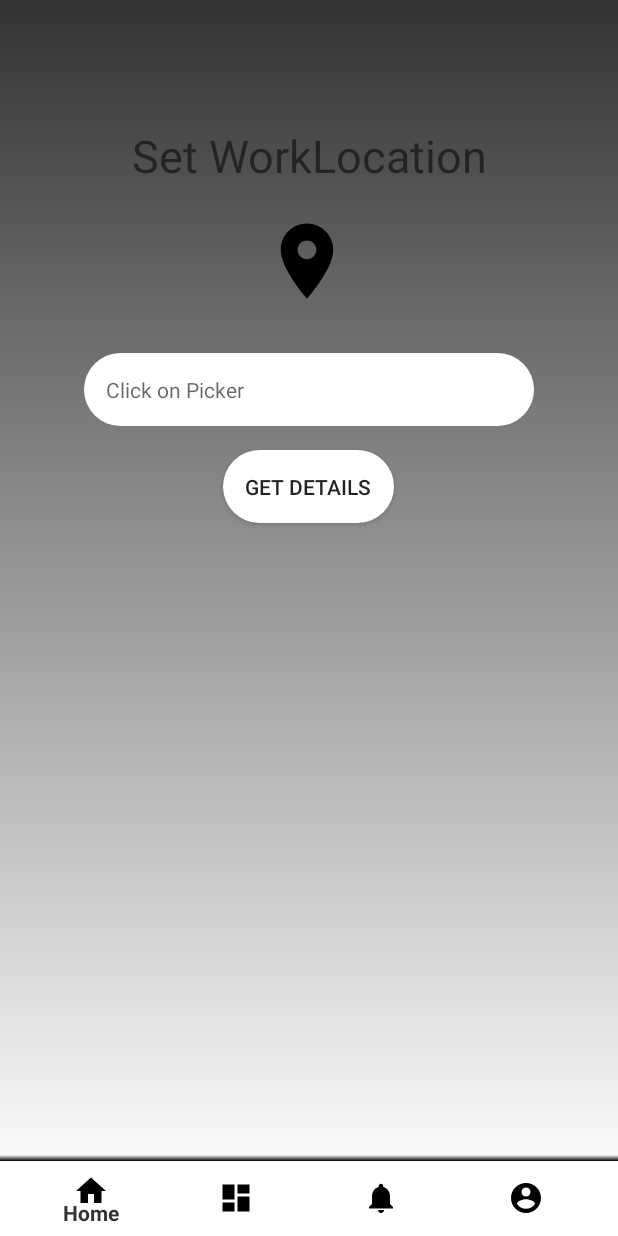
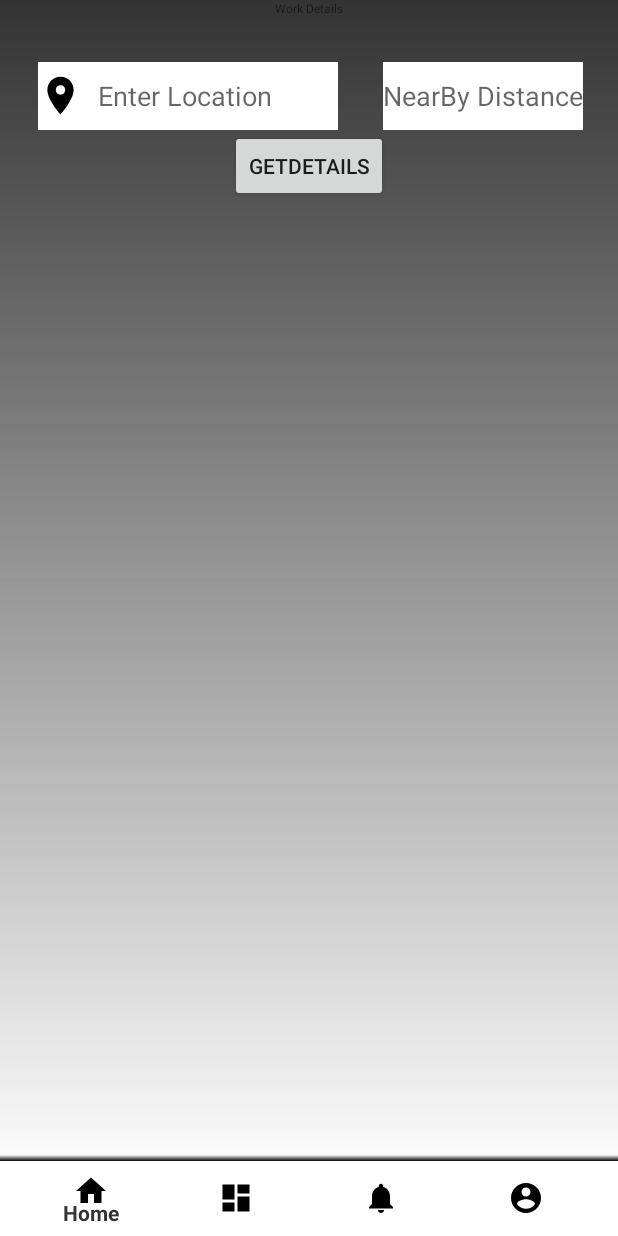
Before and after one commit to Jaeykurapati/WorkDone1.0, an Android app: the fragment Cengineer placed in its activity, on a phone screen of 412 x 824 dp. Run offline under Robolectric (Android 15) with nearby library versions, the phone set to English and light mode, and no system bars; our stand-ins replace Firebase (no records; nobody signed in at launch, a user with empty details on screens opened directly); libraries missing offline, so code that uses them is left out: com.firebase.geofire.

Commit message:
Recycler View Done

```diff
--- a/app/build.gradle
+++ b/app/build.gradle
@@ -38,6 +38,7 @@ dependencies {
     implementation 'com.google.firebase:firebase-auth:16.1.0'
     implementation 'com.android.support:cardview-v7:28.0.0'
     implementation "com.google.android.gms:play-services-gcm:11.8.0"
+    implementation 'com.android.support:recyclerview-v7:28.0.0'
     implementation "com.google.android.gms:play-services-auth:11.8.0"
     implementation 'com.firebase:geofire-android:2.3.1'
     implementation 'com.google.firebase:firebase-auth:16.0.4'
--- a/app/src/main/java/com/workdone/svec/Cengineer.java
+++ b/app/src/main/java/com/workdone/svec/Cengineer.java
@@ -8,17 +8,20 @@ import android.os.Bundle;
 import android.support.annotation.NonNull;
 import android.support.v4.app.ActivityCompat;
 import android.support.v4.app.Fragment;
+import android.support.v7.widget.LinearLayoutManager;
+import android.support.v7.widget.RecyclerView;
 import android.view.LayoutInflater;
 import android.view.View;
 import android.view.ViewGroup;
 import android.widget.Button;
+import android.widget.EditText;
 import android.widget.TextView;
 import android.widget.Toast;
 
 import com.firebase.geofire.GeoFire;
 import com.firebase.geofire.GeoLocation;
 import com.firebase.geofire.GeoQuery;
-import com.firebase.geofire.GeoQueryEventListener;
+import com.firebase.geofire.GeoQueryDataEventListener;
 import com.google.android.gms.common.GooglePlayServicesNotAvailableException;
 import com.google.android.gms.common.GooglePlayServicesRepairableException;
 import com.google.android.gms.location.places.Place;
@@ -26,25 +29,34 @@ import com.google.android.gms.location.places.ui.PlacePicker;
 import com.google.android.gms.maps.model.LatLng;
 import com.google.firebase.database.DataSnapshot;
 import com.google.firebase.database.DatabaseError;
+import com.google.firebase.database.DatabaseReference;
 import com.google.firebase.database.FirebaseDatabase;
 import com.google.firebase.database.ValueEventListener;
 
-import java.util.List;
+import java.util.ArrayList;
+import java.util.LinkedHashSet;
+import java.util.Set;
 
 import static android.app.Activity.RESULT_OK;
 
 public class Cengineer extends Fragment {
     private static final int MY_PERMISSION_FINE_LOCATION = 101;
-    public String nn="";
     int PLACE_PICKER_REQUEST = 1;
-    Double lat,lag;
-    List<String> list;
+    Double lat,lag,distance=0.0;
+    String[] array;
     Button details;
-    String str,name;
+    String str="",name,fin="";
     FirebaseDatabase database;
+    DatabaseReference db;
+    Set<String> set=new LinkedHashSet<String>();
     public PlacePicker.IntentBuilder builder = new PlacePicker.IntentBuilder();
-    TextView loc,loc1;
+    TextView loc;
+    EditText dist;
+    private RecyclerView mRecyclerView;
+    private TextView uname;
+    private TextView email;
     private GeoFire geoFire;
+    private MyAdapter mListadapter;
     private LatLng temp;
 
     @Override
@@ -52,12 +64,14 @@ public class Cengineer extends Fragment {
                              Bundle savedInstanceState) {
         // Inflate the layout for this fragment
         View myview= inflater.inflate(R.layout.fragment_cengineer, container, false);
+        mRecyclerView = (RecyclerView) myview.findViewById(R.id.recycleview);
+        ArrayList data = new ArrayList<User>();
         loc=(TextView) myview.findViewById(R.id.location);
-        loc1=(TextView) myview.findViewById(R.id.location1);
         details=(Button) myview.findViewById(R.id.details);
         loc.setOnClickListener(new View.OnClickListener() {
             @Override
             public void onClick(View v) {
+                set.clear();
                 try {
                     startActivityForResult(builder.build(getActivity()), PLACE_PICKER_REQUEST);
                 } catch (GooglePlayServicesRepairableException e) {
@@ -70,51 +84,72 @@ public class Cengineer extends Fragment {
         details.setOnClickListener(new View.OnClickListener() {
             @Override
             public void onClick(View v) {
+                str="";
+                set.clear();
+                data.clear();
+                dist=(EditText)myview.findViewById(R.id.distance);
+                distance=Double.parseDouble(dist.getText().toString());
                 database = FirebaseDatabase.getInstance();
                 geoFire = new GeoFire(database.getReference().child("geofire_location"));
-                GeoQuery geoQuery = geoFire.queryAtLocation(new GeoLocation(lat, lag), 50);
-                geoQuery.addGeoQueryEventListener(new GeoQueryEventListener() {
+                GeoQuery geoQuery = geoFire.queryAtLocation(new GeoLocation(lat, lag), distance);
+                geoQuery.addGeoQueryDataEventListener(new GeoQueryDataEventListener() {
+
                     @Override
-                    public void onKeyEntered(String name, GeoLocation location) {
-                        database.getReference().child("Users").child(name).addValueEventListener(new ValueEventListener() {
-                            @Override
-                            public void onDataChange(DataSnapshot snapshot) {
-                                User res = snapshot.getValue(User.class);
-                                loc1.setText(res.username);
+                    public void onDataEntered(DataSnapshot dataSnapshot, GeoLocation location) {
+                        for (DataSnapshot messageSnapshot: dataSnapshot.getChildren()) {
+                            str = messageSnapshot.getRef().getParent().getKey();
+                            if(set.add(str)==true) {
+                                db = database.getReference().child("Users").child(str);
+                                db.addValueEventListener(new ValueEventListener() {
+                                    @Override
+                                    public void onDataChange(DataSnapshot dataSnapshot) {
+                                        User profile = dataSnapshot.getValue(User.class);
+                                        if (profile.categories.contains("Electrician"))
+                                            data.add(profile);
+
+                                    }
+
+                                    @Override
+                                    public void onCancelled(DatabaseError databaseError) {
+                                        System.out.println("The read failed: " + databaseError.getCode());
+                                    }
+                                });
                             }
-
-                            @Override
-                            public void onCancelled(DatabaseError firebaseError) {
-                                System.out.println("The read failed: " + firebaseError.getMessage());
-                            }
-
-                            // ...
-                        });
-                    }
-                    @Override
-                    public void onKeyExited(String username) {
-                        list.remove(username);
-                        // additional code, like removing a pin from the map
-                        // and removing any Firebase listener for this user
+                        }
                     }
 
                     @Override
-                    public void onKeyMoved(String key, GeoLocation location) {
+                    public void onDataExited(DataSnapshot dataSnapshot) {
+                        // ...
+                    }
 
+                    @Override
+                    public void onDataMoved(DataSnapshot dataSnapshot, GeoLocation location) {
+                        // ...
+                    }
+
+                    @Override
+                    public void onDataChanged(DataSnapshot dataSnapshot, GeoLocation location) {
+                        // ...
                     }
 
                     @Override
                     public void onGeoQueryReady() {
-
+                        // ...
                     }
 
                     @Override
                     public void onGeoQueryError(DatabaseError error) {
+                        // ...
+                    }
 
-                    }
                 });
             }
         });
+        mListadapter = new MyAdapter(getContext(),data);
+        mRecyclerView.setAdapter(mListadapter);
+        RecyclerView.LayoutManager layoutManager=new LinearLayoutManager(getActivity());
+        mRecyclerView.setLayoutManager(layoutManager);
         return myview;
     }
     private void requestPermission() {
@@ -146,11 +181,9 @@ public class Cengineer extends Fragment {
                 Place place = PlacePicker.getPlace(getContext(), data);
                 lat = place.getLatLng().latitude;
                 lag = place.getLatLng().longitude;
-                str = (place.getAddress() + " " + place.getName());
-                loc1.setText(str);
+                String temp=String.valueOf(lat)+String.valueOf(lag);
+                loc.setText(temp);
             }
         }
     }
-
-
 }
--- /dev/null
+++ b/app/src/main/java/com/workdone/svec/MyAdapter.java
@@ -0,0 +1,56 @@
+package com.workdone.svec;
+
+import android.content.Context;
+import android.support.annotation.NonNull;
+import android.support.v7.widget.RecyclerView;
+import android.view.LayoutInflater;
+import android.view.View;
+import android.view.ViewGroup;
+import android.widget.TextView;
+
+import java.util.ArrayList;
+
+public class MyAdapter extends RecyclerView.Adapter{
+
+    Context context;
+    ArrayList<User> profiles;
+
+    public MyAdapter(Context c , ArrayList<User> p)
+    {
+        context = c;
+        profiles = p;
+    }
+
+
+    @NonNull
+    @Override
+    public RecyclerView.ViewHolder onCreateViewHolder(@NonNull ViewGroup parent, int viewType) {
+        View view= (LayoutInflater.from(context).inflate(R.layout.layout,parent,false));
+        return new MyViewHolder(view);
+    }
+
+    @Override
+    public void onBindViewHolder(@NonNull RecyclerView.ViewHolder viewHolder, int i) {
+        ((MyViewHolder)viewHolder).bindView(i);
+    }
+
+    @Override
+    public int getItemCount() {
+        return profiles.size();
+    }
+
+    class MyViewHolder extends RecyclerView.ViewHolder
+    {
+        TextView tname,temail;
+        public MyViewHolder(View itemView) {
+            super(itemView);
+            tname = (TextView) itemView.findViewById(R.id.name);
+            //temail = (TextView) itemView.findViewById(R.id.email);
+        }
+        public void bindView(int position){
+            tname.setText(profiles.get(position).getUsername());
+            //temail.setText("Users Email");
+        }
+
+    }
+}
--- /dev/null
+++ b/app/src/main/res/drawable/locationsmall.xml
@@ -0,0 +1,9 @@
+<vector xmlns:android="http://schemas.android.com/apk/res/android"
+    android:width="30dp"
+    android:height="30dp"
+    android:viewportWidth="24.0"
+    android:viewportHeight="24.0">
+    <path
+        android:fillColor="#FF000000"
+        android:pathData="M12,2C8.13,2 5,5.13 5,9c0,5.25 7,13 7,13s7,-7.75 7,-13c0,-3.87 -3.13,-7 -7,-7zM12,11.5c-1.38,0 -2.5,-1.12 -2.5,-2.5s1.12,-2.5 2.5,-2.5 2.5,1.12 2.5,2.5 -1.12,2.5 -2.5,2.5z"/>
+</vector>
--- a/app/src/main/res/layout/fragment_cengineer.xml
+++ b/app/src/main/res/layout/fragment_cengineer.xml
@@ -1,58 +1,60 @@
 <?xml version="1.0" encoding="utf-8"?>
-<RelativeLayout
-    xmlns:android="http://schemas.android.com/apk/res/android" android:layout_width="match_parent"
+<LinearLayout
+    xmlns:android="http://schemas.android.com/apk/res/android"
+    android:layout_width="match_parent"
     android:layout_height="match_parent"
     android:background="@drawable/gradient"
-    android:layout_gravity="center">
-
-    <LinearLayout
-        android:layout_width="match_parent"
-        android:layout_height="wrap_content"
-        android:layout_alignParentStart="true"
-        android:layout_alignParentTop="true"
-        android:layout_marginStart="0dp"
-        android:layout_marginTop="83dp"
-        android:gravity="center">
-
-        <TextView
-            android:layout_width="wrap_content"
-            android:layout_height="wrap_content"
-            android:gravity="center"
-            android:text="Set WorkLocation"
-            android:textSize="30sp" />
-    </LinearLayout>
-
+    android:layout_gravity="center"
+    android:orientation="vertical">
     <TextView
         android:layout_width="wrap_content"
         android:layout_height="wrap_content"
-        android:layout_alignParentTop="true"
-        android:clickable="true"
-        android:layout_centerHorizontal="true"
-        android:id="@+id/location"
-        android:layout_alignParentEnd="true"
-        android:layout_marginTop="144dp"
-        android:layout_marginEnd="177dp"
-        android:drawableStart="@drawable/ic_location_on_black_24dp"
-        />
+        android:layout_gravity="center"
+        android:textSize="@dimen/place_autocomplete_powered_by_google_height"
+        android:text="Work Details" />
+    <LinearLayout
+        android:layout_width="wrap_content"
+        android:layout_height="wrap_content"
+        android:layout_marginTop="30dp"
+        android:layout_marginLeft="25dp">
 
-    <TextView
-        android:id="@+id/location1"
-        android:layout_width="300dp"
-        android:layout_height="wrap_content"
-        android:clickable="true"
-        android:layout_alignParentTop="true"
-        android:layout_centerHorizontal="true"
-        android:hint="Click on Picker"
-        android:layout_marginTop="235dp"
-        android:background="@drawable/edittextbg" />
+        <EditText
+            android:layout_width="200dp"
+            android:layout_height="45dp"
+            android:background="@color/white"
+            android:hint="Enter Location"
+            android:drawableStart="@drawable/locationsmall"
+            android:drawablePadding="10dp"
+            android:clickable="true"
+            android:id="@+id/location"
+            />
+        <EditText
+            android:layout_width="wrap_content"
+            android:layout_marginLeft="30dp"
+            android:layout_height="45dp"
+            android:id="@+id/distance"
+            android:hint="NearBy Distance"
+            android:background="@color/white"
+            android:inputType="number"/>
 
+    </LinearLayout>
     <Button
         android:layout_width="wrap_content"
         android:layout_height="wrap_content"
-        android:layout_centerHorizontal="true"
-        android:clickable="true"
+        android:text="GetDetails"
         android:id="@+id/details"
-        android:layout_marginTop="300dp"
-        android:background="@drawable/edittextbg"
-        android:text="Get Details" />
-</RelativeLayout>
+        android:gravity="center"
+        android:layout_gravity="center"/>
+    <LinearLayout
+        android:layout_width="wrap_content"
+        android:layout_height="wrap_content"
+        android:gravity="center"
+        android:layout_gravity="center">
+    <android.support.v7.widget.RecyclerView
+        android:layout_width="wrap_content"
+        android:background="@color/white"
+        android:layout_gravity="center_horizontal"
+        android:layout_height="wrap_content"
+        android:id="@+id/recycleview"/>
+    </LinearLayout>
+</LinearLayout>
```
Also changed, not shown: app/src/main/java/com/workdone/svec/Details.java (added, +14 -0 lines), app/src/main/java/com/workdone/svec/GetHireFragment.java (+0 -8 lines), app/src/main/java/com/workdone/svec/User.java (+10 -1 lines), app/src/main/res/layout/layout.xml (added, +26 -0 lines).
